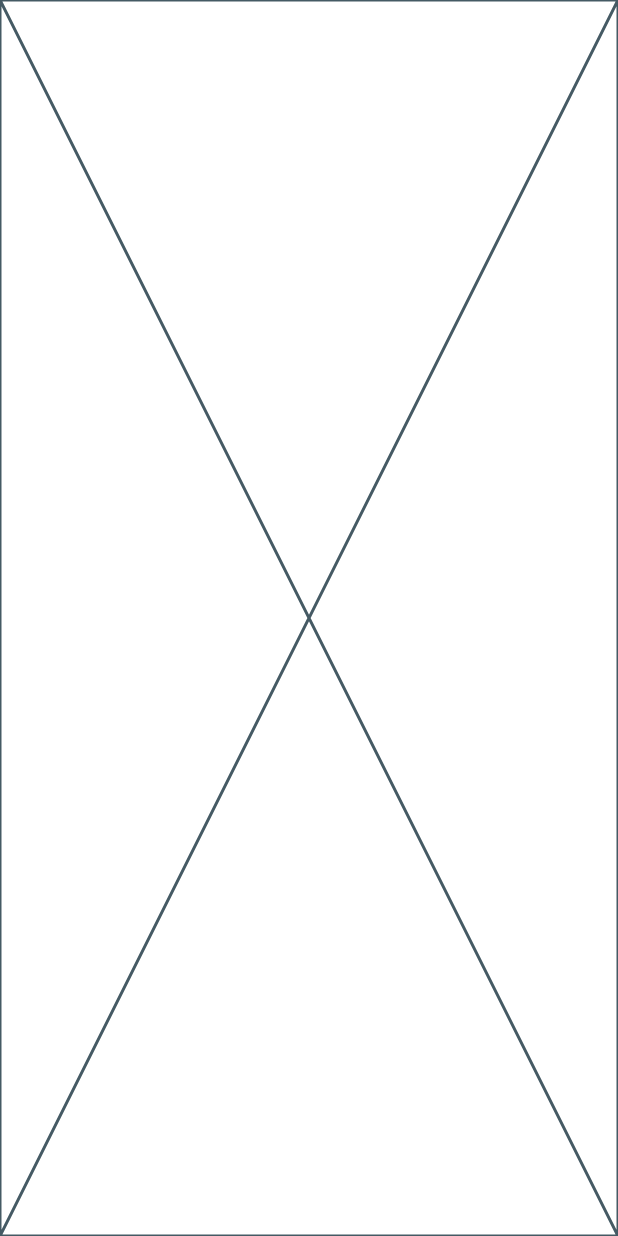
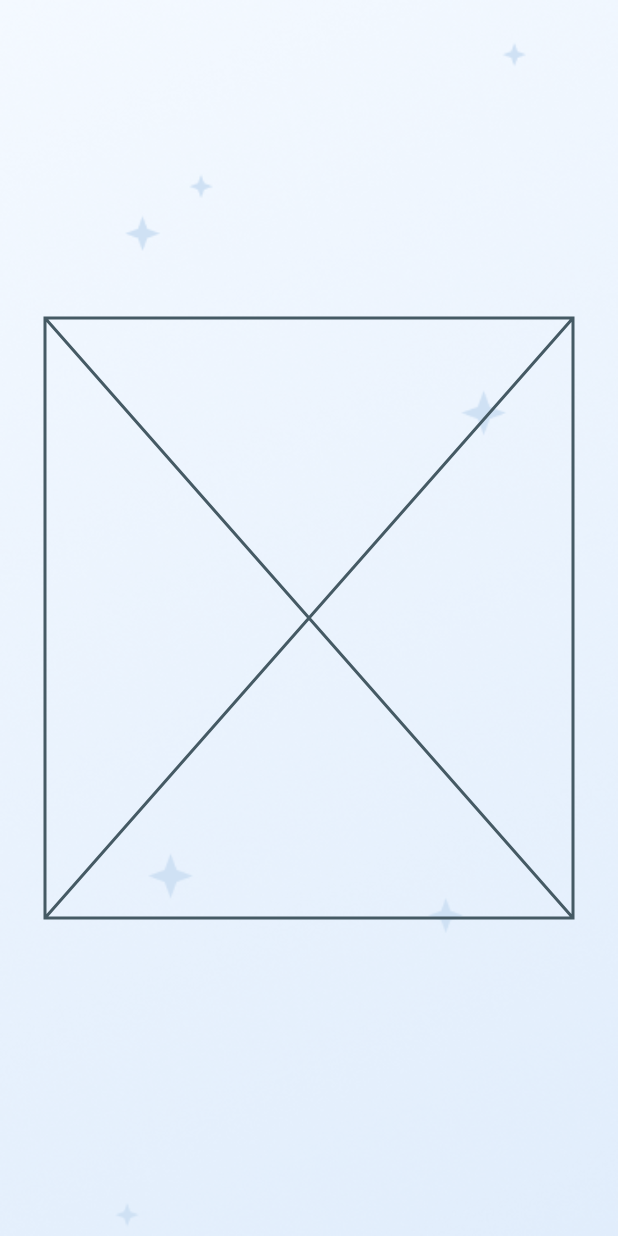
Before and after one commit to olekssamoilenko/clario-test, a Flutter app: the screen it shows after launch, on a phone screen of 412 x 824 dp. Run offline on Flutter 3.47's test engine with Material 3 defaults, Android fonts, the light colour scheme and no system bars; our stand-ins replace google_fonts.

Commit message:
add page, and app utils, wip: project structure setup

```diff
--- /dev/null
+++ b/lib/common/pages/form_page.dart
@@ -0,0 +1,34 @@
+import 'package:flutter/material.dart';
+
+import '../../theme/assets.dart';
+
+class FormPage extends StatelessWidget {
+  const FormPage({super.key});
+
+  @override
+  Widget build(BuildContext context) {
+    return Scaffold(
+      backgroundColor: Theme.of(context).colorScheme.surface,
+      body: SafeArea(
+        bottom: false,
+        top: false,
+        child: Container(
+          decoration: const BoxDecoration(
+            image: DecorationImage(
+              image: AssetImage(mainBg),
+              fit: BoxFit.cover,
+            ),
+          ),
+          child: const Center(
+            child: SingleChildScrollView(
+              child: Padding(
+                padding: EdgeInsets.all(30),
+                child: Placeholder()
+              ),
+            ),
+          ),
+        ),
+      ),
+    );
+  }
+}
--- /dev/null
+++ b/lib/common/utils/app_utils.dart
@@ -0,0 +1,14 @@
+import 'package:flutter/material.dart';
+
+import '../../theme/theme.dart';
+
+Color setValidationColor({required bool isValid, required bool isSubmitted}) {
+  Color color = darkColor1;
+  if (isSubmitted) {
+    color = isValid ? greenColor : redLight;
+  } else if (isValid) {
+    color = greenColor;
+  }
+
+  return color;
+}
--- a/lib/main.dart
+++ b/lib/main.dart
@@ -1,5 +1,7 @@
 import 'package:flutter/material.dart';
 import 'package:form_demo/theme/theme.dart';
+
+import 'common/pages/form_page.dart';
 
 void main() {
   runApp(const Application());
@@ -13,6 +15,10 @@ class Application extends StatelessWidget {
   Widget build(BuildContext context) {
     final applicationTheme = ApplicationTheme();
 
-    return MaterialApp(title: 'Flutter Demo', theme: applicationTheme.lightTheme, home: Placeholder());
+    return MaterialApp(
+      title: 'Flutter Demo',
+      theme: applicationTheme.lightTheme,
+      home: const FormPage(),
+    );
   }
 }
```
